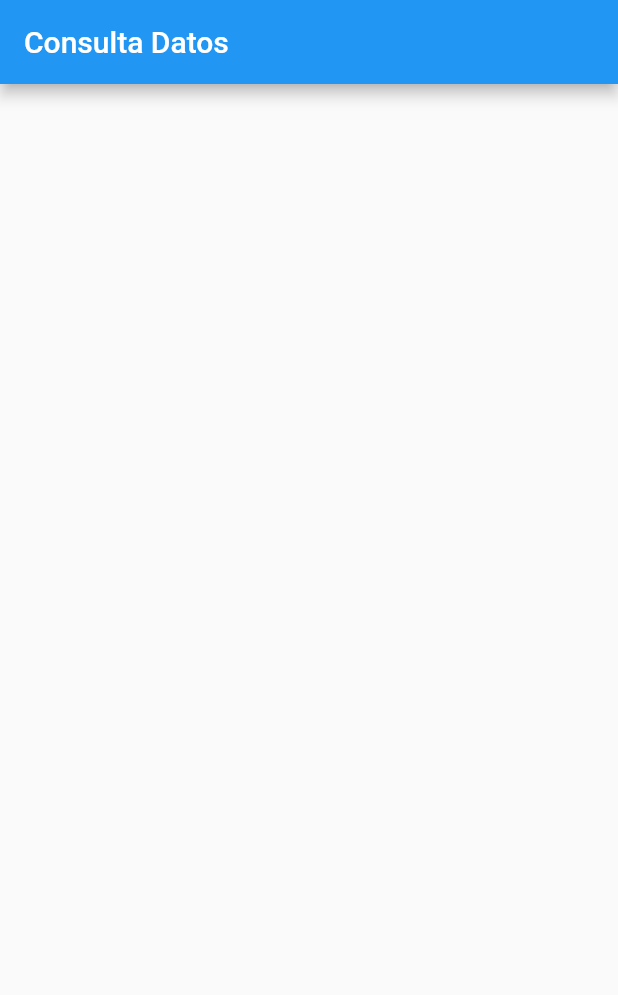
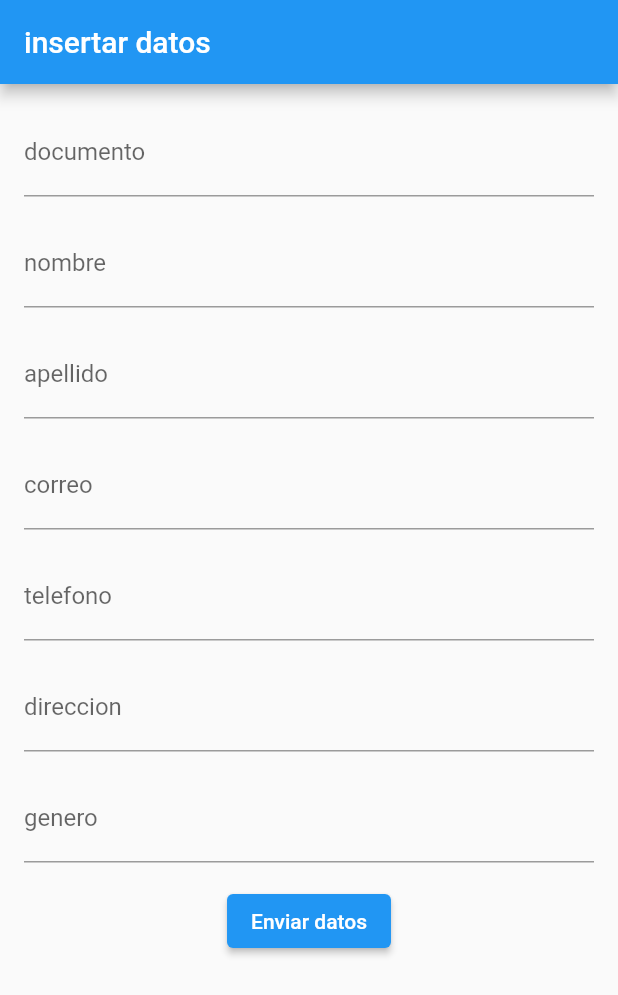
Before and after one commit to CarlitosNea/Conexion-Flutter-API, a Flutter app: the screen it shows after launch, on a phone screen of 412 x 824 dp. Shown: the top 995 px of the screen. Run offline on Flutter 3.47's test engine with Material 2 defaults, Android fonts, the phone set to English and light mode, and no system bars.

Commit message:
insetar datos

```diff
--- /dev/null
+++ b/demo/lib/insertarDatos.dart
@@ -0,0 +1,155 @@
+import 'dart:convert';
+import 'package:flutter/material.dart';
+import 'package:http/http.dart' as HP;
+import 'consultaApi.dart';
+
+class Insertar extends StatefulWidget {
+  const Insertar({Key? key}) : super(key: key);
+
+  @override
+  State<Insertar> createState() => _InsertarState();
+}
+
+class _InsertarState extends State<Insertar> {
+
+  final GlobalKey<FormState> _formkey = GlobalKey<FormState>();
+  final TextEditingController _documentoController = TextEditingController();
+  final TextEditingController _nombreController = TextEditingController();
+  final TextEditingController _apellidoController = TextEditingController();
+  final TextEditingController _correoController = TextEditingController();
+  final TextEditingController _telefonoController = TextEditingController();
+  final TextEditingController _direccionController = TextEditingController();
+  final TextEditingController _generoController = TextEditingController();
+
+  void _enviarFormulario() async{
+    if(_formkey.currentState!.validate()){
+      final String apiUrl="http://10.190.80.47/insertar";
+      final Map<String, dynamic> requestBody={
+        'documento':_documentoController.text,
+        'nombre':_nombreController.text,
+        'apellido':_apellidoController.text,
+        'correo':_correoController.text,
+        'telefono':_telefonoController.text,
+        'direccion':_direccionController.text,
+        'genero':_generoController.text,
+      };
+
+      Navigator.push(context,MaterialPageRoute(builder: (context) => home()));
+
+
+      final respuesta = await HP.post(Uri.parse(apiUrl),
+        headers: {
+        'Content-type':'application/json'
+        },
+        body: json.encode(requestBody),
+      );
+
+      if (respuesta.statusCode==200){
+        print('datos enviados miso');
+      }else{
+        print('error en el envio');
+      }
+    }
+  }
+
+
+  @override
+  Widget build(BuildContext context) {
+    return Scaffold(
+      appBar: AppBar(
+        title:  Text("insertar datos"),
+      ),
+      body: SingleChildScrollView(
+          padding: EdgeInsets.all(16),
+        child: Form(
+          key: _formkey,
+          child: Column(
+            children: [
+              TextFormField(
+                controller: _documentoController,
+                decoration: InputDecoration(labelText: "documento"),
+                validator: (value){
+                  if (value!.isEmpty){
+                    return 'Este campo no puede estar vacio';
+                  }
+                  return null;
+                },
+              ),
+              SizedBox(height: 15,),
+              TextFormField(
+                controller: _nombreController,
+                decoration: InputDecoration(labelText: "nombre"),
+                validator: (value){
+                  if (value!.isEmpty){
+                    return 'Este campo no puede estar vacio';
+                  }
+                  return null;
+                },
+              ),
+              SizedBox(height: 15,),
+              TextFormField(
+                controller: _apellidoController,
+                decoration: InputDecoration(labelText: "apellido"),
+                validator: (value){
+                  if (value!.isEmpty){
+                    return 'Este campo no puede estar vacio';
+                  }
+                  return null;
+                },
+              ),
+              SizedBox(height: 15,),
+              TextFormField(
+                controller: _correoController,
+                decoration: InputDecoration(labelText: "correo"),
+                validator: (value){
+                  if (value!.isEmpty){
+                    return 'Este campo no puede estar vacio';
+                  }
+                  return null;
+                },
+              ),
+              SizedBox(height: 15,),
+              TextFormField(
+                controller: _telefonoController,
+                decoration: InputDecoration(labelText: "telefono"),
+                validator: (value){
+                  if (value!.isEmpty){
+                    return 'Este campo no puede estar vacio';
+                  }
+                  return null;
+                },
+              ),
+              SizedBox(height: 15,),
+              TextFormField(
+                controller: _direccionController,
+                decoration: InputDecoration(labelText: "direccion"),
+                validator: (value){
+                  if (value!.isEmpty){
+                    return 'Este campo no puede estar vacio';
+                  }
+                  return null;
+                },
+              ),
+              SizedBox(height: 15,),
+              TextFormField(
+                controller: _generoController,
+                decoration: InputDecoration(labelText: "genero"),
+                validator: (value){
+                  if (value!.isEmpty){
+                    return 'Este campo no puede estar vacio';
+                  }
+                  return null;
+                },
+              ),
+              SizedBox(height: 15,),
+              ElevatedButton(
+                  onPressed: _enviarFormulario,
+                  child: Text("Enviar datos")
+              )
+            ],
+          ),
+        ),
+      ),
+    );
+  }
+}
--- a/demo/lib/main.dart
+++ b/demo/lib/main.dart
@@ -1,6 +1,7 @@
 import 'dart:convert';
 
 import 'package:demo/consultaApi.dart';
+import 'package:demo/insertarDatos.dart';
 import 'package:flutter/material.dart';
 
 void main() {
@@ -12,7 +13,7 @@ class MyApp extends StatelessWidget {
   @override
   Widget build(BuildContext context) {
     return const MaterialApp(
-      home: home(),
+      home: Insertar(),
     );
   }
 }
```
Also changed, not shown: demo/lib/consultaApi.dart (+5 -5 lines).
